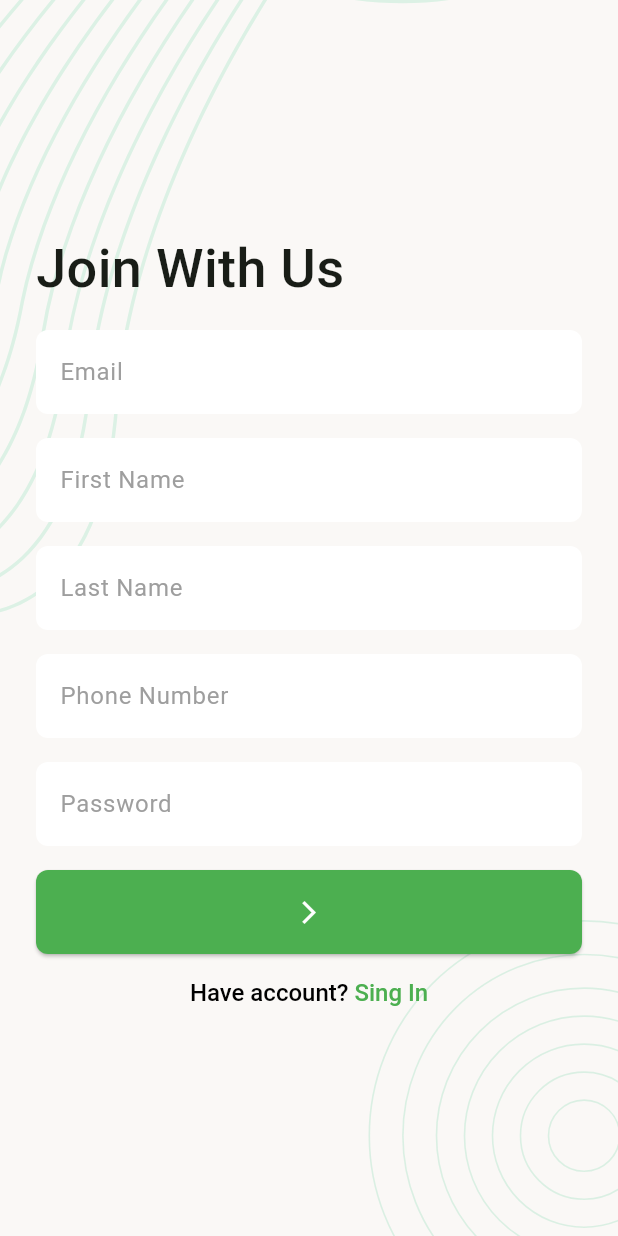
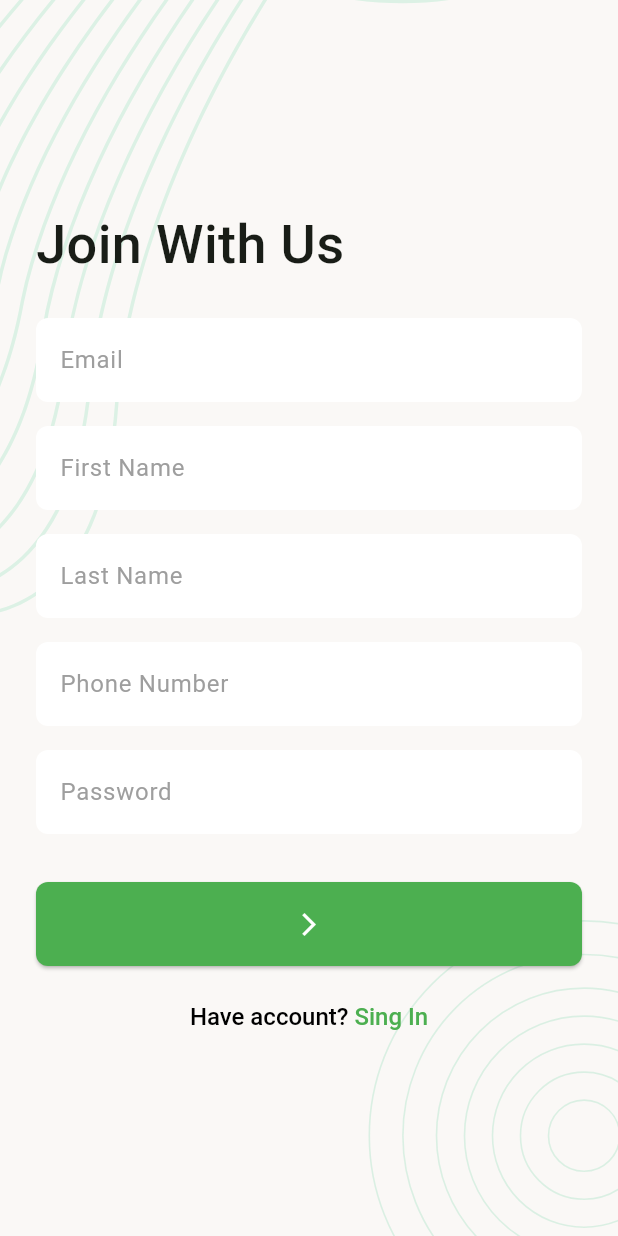
Before and after one commit to IkramulHasanTanvir/TaskManagerApp, a Flutter app: the SingUpScreen screen opened directly, on a phone screen of 412 x 824 dp. Run offline on Flutter 3.47's test engine with Material 3 defaults, Android fonts, the phone set to English and light mode, and no system bars; our stand-ins replace flutter_svg, pin_code_fields.

Commit message:
fixed problem

```diff
--- a/lib/ui/screens/sing_up_screen.dart
+++ b/lib/ui/screens/sing_up_screen.dart
@@ -24,9 +24,9 @@ class _SingUpScreenState extends State<SingUpScreen> {
             'Join With Us',
             style: AppTexts.headlineText,
           ),
-          const SizedBox(height: 16),
+          const SizedBox(height: 24),
           _buildSingUpForm(),
-          const SizedBox(height: 16),
+          const SizedBox(height: 24),
           Center(
             child: _buildHaveAccountSection(),
           ),
@@ -57,6 +57,7 @@ class _SingUpScreenState extends State<SingUpScreen> {
           hintText: 'Password',
           obscureText: true,
         ),
+        const SizedBox(height: 16),
         ElevatedButton(
           onPressed: _onTapSingUp,
           child: const Icon(
```
